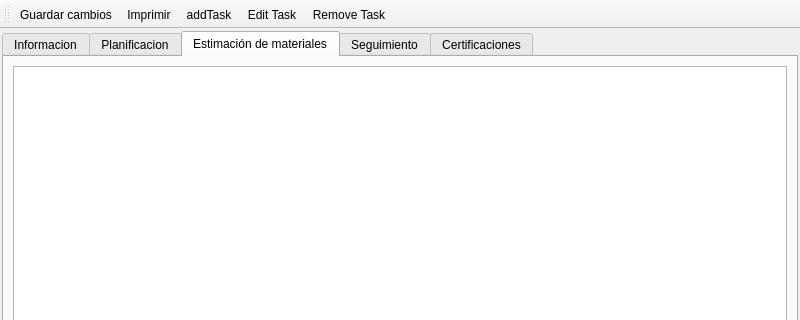
The window that mksPlanner/views/projectwindow.ui (diegowald/mksPlanner) describes before a commit, drawn with Qt 5; both pictures show x 0 to 800 and y 0 to 320 of the 800 by 600 pixel window.
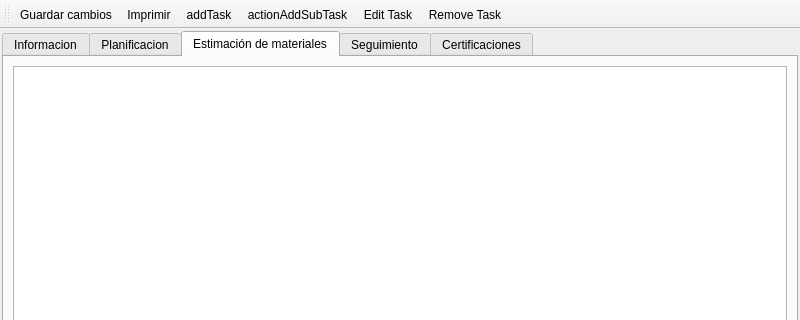
The same window after the commit. Icons and pictures are not drawn. Custom widgets are drawn as their Qt base class.

```diff
--- a/mksPlanner/views/projectwindow.ui
+++ b/mksPlanner/views/projectwindow.ui
@@ -295,6 +295,7 @@
    <addaction name="actionGuardar_cambios"/>
    <addaction name="actionImprimir"/>
    <addaction name="actionAddTask"/>
+   <addaction name="actionActionAddSubTask"/>
    <addaction name="actionEdit_Task"/>
    <addaction name="actionRemove_Task"/>
   </widget>
@@ -343,6 +344,15 @@
     <string>Imprimir</string>
    </property>
   </action>
+  <action name="actionActionAddSubTask">
+   <property name="icon">
+    <iconset resource="../mksplanner.qrc">
+     <normaloff>:/tableWindow/tools/squares.png</normaloff>:/tableWindow/tools/squares.png</iconset>
+   </property>
+   <property name="text">
+    <string>actionAddSubTask</string>
+   </property>
+  </action>
  </widget>
  <customwidgets>
   <customwidget>
```
Left out of the diff: 12 changed lines with no effect on the pictures.
